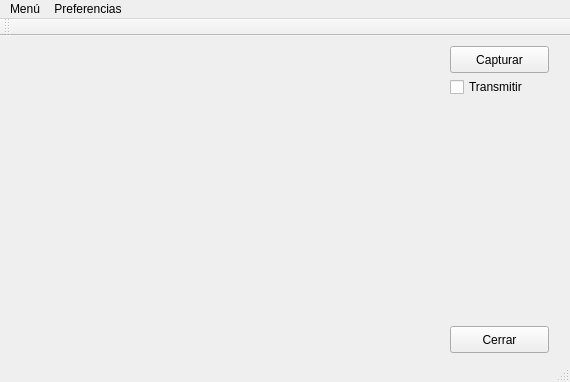
Qt form cliente/ClienteV/clientev.ui (Alu0100702545/videovigilancia-1415-g01) before a commit.
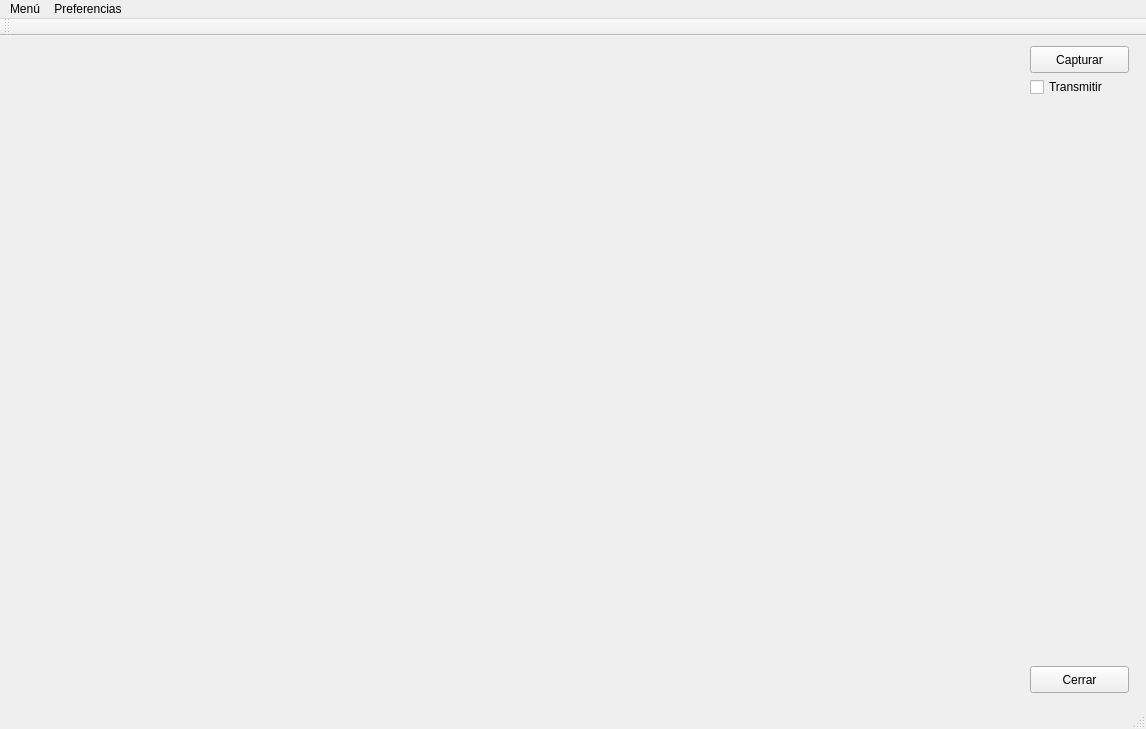
The same form after that commit.

Commit message: Añadido: Soporte multicámara, Menú de selección de cámara, Mostrar las cámaras en un GridLayout. Cambios: Limpiada la base del cliente, corregidos algunos bugs. Falta: Serialización.

The edit to the form file:
```diff
--- a/cliente/ClienteV/clientev.ui
+++ b/cliente/ClienteV/clientev.ui
@@ -6,8 +6,8 @@
    <rect>
     <x>0</x>
     <y>0</y>
-    <width>570</width>
-    <height>382</height>
+    <width>1146</width>
+    <height>729</height>
    </rect>
   </property>
   <property name="windowTitle">
@@ -39,8 +39,8 @@
    <widget class="QPushButton" name="BotonCerrar">
     <property name="geometry">
      <rect>
-      <x>450</x>
-      <y>290</y>
+      <x>1030</x>
+      <y>630</y>
       <width>99</width>
       <height>27</height>
      </rect>
@@ -52,7 +52,7 @@
    <widget class="QPushButton" name="BotonCapturar">
     <property name="geometry">
      <rect>
-      <x>450</x>
+      <x>1030</x>
       <y>10</y>
       <width>99</width>
       <height>27</height>
@@ -65,9 +65,9 @@
    <widget class="QCheckBox" name="CheckTransmitir">
     <property name="geometry">
      <rect>
-      <x>450</x>
+      <x>1030</x>
       <y>40</y>
-      <width>96</width>
+      <width>101</width>
       <height>22</height>
      </rect>
     </property>
@@ -75,13 +75,28 @@
      <string>Transmitir</string>
     </property>
    </widget>
+   <widget class="QWidget" name="gridLayoutWidget">
+    <property name="geometry">
+     <rect>
+      <x>10</x>
+      <y>10</y>
+      <width>1011</width>
+      <height>641</height>
+     </rect>
+    </property>
+    <layout class="QGridLayout" name="gridLayout">
+     <property name="sizeConstraint">
+      <enum>QLayout::SetDefaultConstraint</enum>
+     </property>
+    </layout>
+   </widget>
   </widget>
   <widget class="QMenuBar" name="menuBar">
    <property name="geometry">
     <rect>
      <x>0</x>
      <y>0</y>
-     <width>570</width>
+     <width>1146</width>
      <height>25</height>
     </rect>
    </property>
```
Left out of the diff: 22 changed lines with no effect on the pictures. The commit also changes 6 other files.
